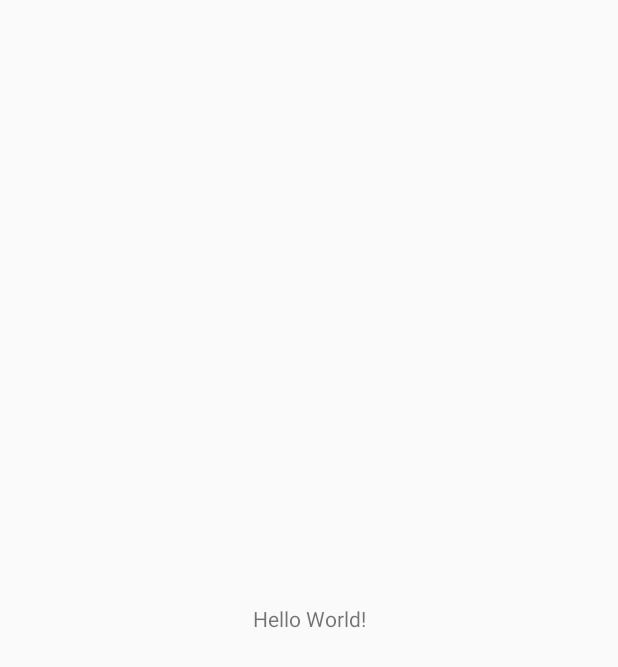
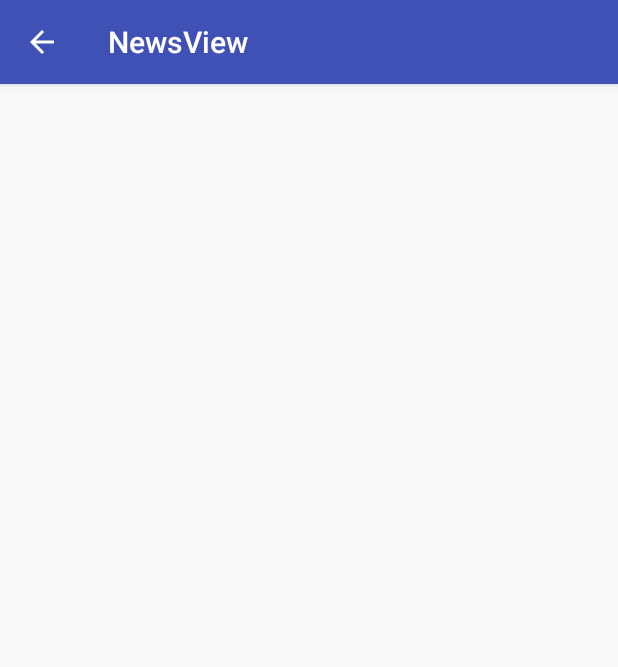
Before and after one commit to sifat004/NewsViewV2, an Android app: the MainActivity screen opened directly, with no data from a screen before it, on a phone screen of 412 x 824 dp. Before the commit the part shown is almost empty. Shown: the top 667 px of the screen. Run offline under Robolectric (Android 15) with nearby library versions, the phone set to English and light mode, and no system bars.

Commit message:
nav_added

```diff
--- a/app/src/main/java/com/sifatullahchowdhury/rokomari/newsview/MainActivity.java
+++ b/app/src/main/java/com/sifatullahchowdhury/rokomari/newsview/MainActivity.java
@@ -1,13 +1,83 @@
 package com.sifatullahchowdhury.rokomari.newsview;
 
+import android.content.DialogInterface;
+import android.content.Intent;
+import android.graphics.drawable.ColorDrawable;
+import android.net.Uri;
+import android.support.annotation.NonNull;
+import android.support.design.widget.NavigationView;
+import android.support.v4.widget.DrawerLayout;
+import android.support.v7.app.ActionBar;
+import android.support.v7.app.AlertDialog;
 import android.support.v7.app.AppCompatActivity;
 import android.os.Bundle;
+import android.support.v7.view.ContextThemeWrapper;
+import android.support.v7.widget.Toolbar;
+import android.view.MenuItem;
 
-public class MainActivity extends AppCompatActivity {
+import com.sifatullahchowdhury.rokomari.newsview.applicaton.MyApplication;
+import com.sifatullahchowdhury.rokomari.newsview.utility.Utility;
 
+public class MainActivity extends AppCompatActivity implements NavigationView.OnNavigationItemSelectedListener {
+
+    DrawerLayout mDrawerLayout;
     @Override
     protected void onCreate(Bundle savedInstanceState) {
         super.onCreate(savedInstanceState);
         setContentView(R.layout.activity_main);
+        drawer();
+
+
+    }
+
+    @Override
+    public boolean onNavigationItemSelected(@NonNull MenuItem menuItem) {
+        int id = menuItem.getItemId();
+
+
+        if (id == R.id.nav_home) {
+
+            return true;
+
+        }
+
+        else if (id==R.id.nav_about){
+            mDrawerLayout.closeDrawers();
+            Utility.aboutDialog(this);
+
+            return true;
+
+
+        }
+
+        else if (id==R.id.nav_exit){
+            try {
+                mDrawerLayout.closeDrawers();
+            }
+            catch (Exception e){}
+
+            finish();
+            return true;
+
+        }
+        else
+        return super.onOptionsItemSelected(menuItem);
+
+
+
+
+
+    }
+
+
+    void drawer() {
+         mDrawerLayout =  findViewById(R.id.drawer_layout);
+        NavigationView navigationView =  findViewById(R.id.nav_view);
+
+        navigationView.setNavigationItemSelectedListener(this);
+
+        getSupportActionBar().setDisplayShowHomeEnabled(true);
+        getSupportActionBar().setDisplayHomeAsUpEnabled(true);
+
     }
 }
--- a/app/src/main/res/layout/activity_main.xml
+++ b/app/src/main/res/layout/activity_main.xml
@@ -1,18 +1,40 @@
 <?xml version="1.0" encoding="utf-8"?>
-<android.support.constraint.ConstraintLayout xmlns:android="http://schemas.android.com/apk/res/android"
+<android.support.v4.widget.DrawerLayout
+    xmlns:android="http://schemas.android.com/apk/res/android"
     xmlns:app="http://schemas.android.com/apk/res-auto"
     xmlns:tools="http://schemas.android.com/tools"
+    android:id="@+id/drawer_layout"
     android:layout_width="match_parent"
     android:layout_height="match_parent"
-    tools:context="com.sifatullahchowdhury.rokomari.newsview.MainActivity">
+    android:fitsSystemWindows="true"
+    tools:openDrawer="start">
 
-    <TextView
+
+
+
+    <include
+        layout="@layout/homepage"
+        android:layout_width="match_parent"
+        android:layout_height="match_parent"/>
+
+
+
+
+    <android.support.design.widget.NavigationView
+        android:id="@+id/nav_view"
         android:layout_width="wrap_content"
-        android:layout_height="wrap_content"
-        android:text="Hello World!"
-        app:layout_constraintBottom_toBottomOf="parent"
-        app:layout_constraintLeft_toLeftOf="parent"
-        app:layout_constraintRight_toRightOf="parent"
-        app:layout_constraintTop_toTopOf="parent" />
+        android:layout_height="match_parent"
+        android:layout_gravity="start"
+        android:fitsSystemWindows="true"
+        app:menu="@menu/activity_nav_drawer_drawer"
+        android:background="@color/colorPrimaryDark"
+        style="@style/NavStyle"
+        app:itemTextColor="#fff"
 
-</android.support.constraint.ConstraintLayout>
+        />
+
+
+
+
+
+</android.support.v4.widget.DrawerLayout>
--- /dev/null
+++ b/app/src/main/res/layout/homepage.xml
@@ -0,0 +1,6 @@
+<?xml version="1.0" encoding="utf-8"?>
+<android.support.constraint.ConstraintLayout
+    xmlns:android="http://schemas.android.com/apk/res/android" android:layout_width="match_parent"
+    android:layout_height="match_parent">
+
+</android.support.constraint.ConstraintLayout>
--- /dev/null
+++ b/app/src/main/res/menu/activity_nav_drawer_drawer.xml
@@ -0,0 +1,35 @@
+<?xml version="1.0" encoding="utf-8"?>
+<menu xmlns:tools="http://schemas.android.com/tools"
+    xmlns:android="http://schemas.android.com/apk/res/android"
+    xmlns:app="http://schemas.android.com/apk/res-auto">
+
+
+
+
+    <item tools:ignore="MenuTitle"
+
+        />
+
+    <item
+
+        android:id="@+id/nav_home"
+        android:icon="@drawable/home"
+        android:title="@string/home"
+
+        />
+
+    <item
+
+        android:id="@+id/nav_about"
+        android:icon="@drawable/about"
+        android:title="@string/about"/>
+
+    <item
+
+        android:id="@+id/nav_exit"
+        android:icon="@drawable/exit"
+        android:title="@string/exit"/>
+
+
+
+</menu>
--- a/app/src/main/res/values/colors.xml
+++ b/app/src/main/res/values/colors.xml
@@ -2,7 +2,7 @@
 <resources>
     <color name="colorPrimary">#3F51B5</color>
     <color name="colorPrimaryDark">#303F9F</color>
-    <color name="colorAccent">#FF4081</color>
+    <color name="colorAccent">#ff4d40</color>
 
     <color name="screen1">#00838F</color>
     <color name="screen2">#f2ea4f</color>
--- a/app/src/main/res/values/strings.xml
+++ b/app/src/main/res/values/strings.xml
@@ -6,4 +6,9 @@
     <string name="next">Next</string>
     <string name="start">Start</string>
     <string name="demo_app">Demo App</string>
+    <string name="exit">Exit</string>
+    <string name="about">About</string>
+    <string name="home">Home</string>
+    <string name="about_text">Rokomari</string>
+    <string name="ok">Ok</string>
 </resources>
--- a/app/src/main/res/values/styles.xml
+++ b/app/src/main/res/values/styles.xml
@@ -1,7 +1,7 @@
 <resources>
 
     <!-- Base application theme. -->
-    <style name="AppTheme" parent="Theme.AppCompat.Light.NoActionBar">
+    <style name="AppTheme" parent="Theme.AppCompat.Light.DarkActionBar">
         <!-- Customize your theme here. -->
         <item name="colorPrimary">@color/colorPrimary</item>
         <item name="colorPrimaryDark">@color/colorPrimaryDark</item>
@@ -17,4 +17,47 @@
 
     <style name="AppTheme.PopupOverlay" parent="ThemeOverlay.AppCompat.Light" />
 
+
+    <style name="AlertDialogCustom" parent="@android:style/Theme.Holo.Dialog">
+
+
+        <item name="android:textColor">#ca000000</item>
+        <item name="android:textColorPrimary">#000</item>
+
+        <item name="android:padding">5dp</item>
+
+
+        <item name="android:fontFamily">@font/josefin</item>
+
+
+        <item name="android:windowFrame">@null</item>
+        <item name="android:windowIsFloating">true</item>
+        <item name="android:windowContentOverlay">@null</item>
+        <item name="android:windowAnimationStyle">@android:style/Animation.Dialog</item>
+        <item name="android:windowSoftInputMode">stateUnspecified|adjustPan</item>
+        <item name="android:colorBackgroundCacheHint">@null</item>
+
+
+
+    </style>
+
+
+    <style name="NavStyle" parent="@android:style/Theme.Holo.Dialog">
+
+
+        <item name="android:textColor">#fff</item>
+
+        <item name="android:padding">5dp</item>
+
+
+        <item name="android:fontFamily">@font/josefin</item>
+
+
+
+
+
+
+    </style>
+
+
 </resources>
```
Also changed, not shown: app/src/main/AndroidManifest.xml (+11 -4 lines), app/src/main/java/com/sifatullahchowdhury/rokomari/newsview/utility/Utility.java (added, +38 -0 lines), app/src/main/res/drawable/about.png (added), app/src/main/res/drawable/exit.png (added), app/src/main/res/drawable/home.png (added).
